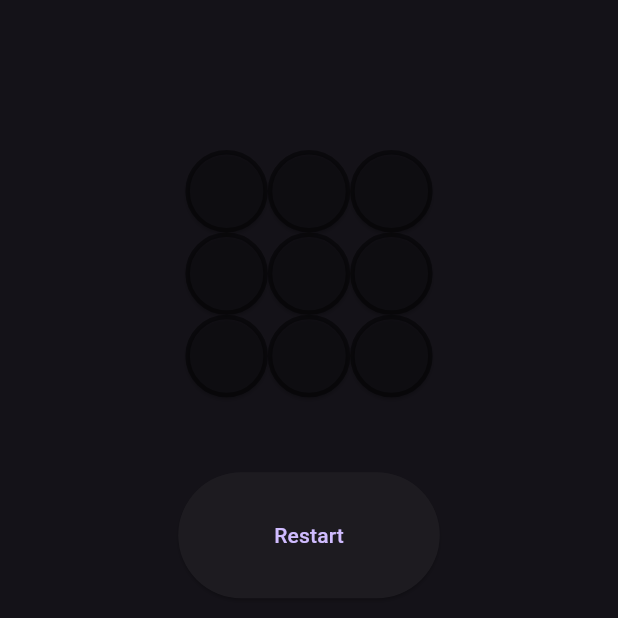
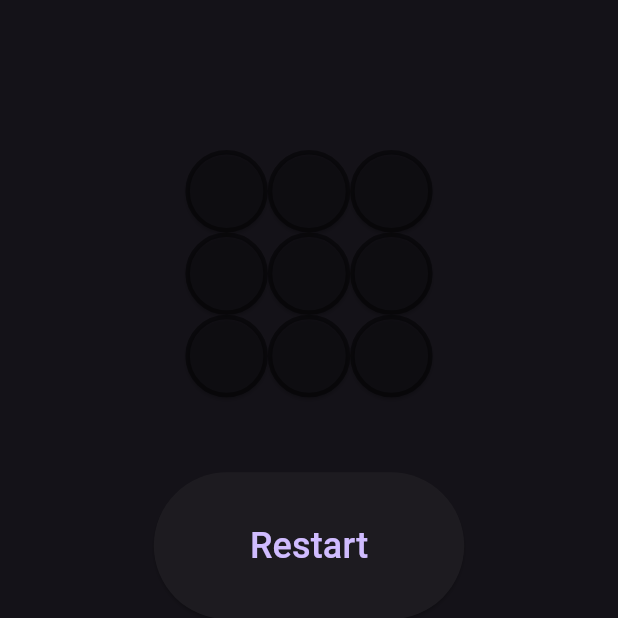
Before and after one commit to sousa-p/tic_tac_toe, a Flutter app: the screen it shows after launch, after a tap on "Restart", on a phone screen of 412 x 824 dp, the top half of it. Run offline on Flutter 3.47's test engine with Material 3 defaults, Android fonts, the phone set to English and light mode, and no system bars; our stand-ins replace confetti.

Commit message:
Feature alert and confetti of victory

```diff
--- a/lib/controllers/board_controller.dart
+++ b/lib/controllers/board_controller.dart
@@ -1,3 +1,4 @@
+import 'package:flutter/material.dart';
 import 'package:tic_tac_toe/models/board_model.dart';
 
 class BoardController {
@@ -37,7 +38,6 @@ class BoardController {
 
   String? whoWins() {
     if (countFilledParts() > 5) return null;
-    if (itsADraw()) return 'Draw';
 
     const List<List<int>> winCombinations = [
       [0, 1, 2],
@@ -55,9 +55,10 @@ class BoardController {
       String p1 = getSymbol(c[1]);
       String p2 = getSymbol(c[2]);
 
-      if (p0.isNotEmpty && p0 == p1 && p1 == p2) return p0;
+      if (p0.isNotEmpty && p0 == p1 && p1 == p2) return p0.toUpperCase();
     }
 
+    if (itsADraw()) return 'Draw';
     return null;
   }
 
--- a/lib/views/components/board_component.dart
+++ b/lib/views/components/board_component.dart
@@ -1,6 +1,10 @@
 import 'package:flutter/material.dart';
 import 'package:tic_tac_toe/controllers/board_controller.dart';
+import 'package:tic_tac_toe/views/components/alert_component.dart';
+import 'package:tic_tac_toe/views/components/confetti_component.dart';
 import 'package:tic_tac_toe/views/components/part_board_component.dart';
+import 'package:tic_tac_toe/views/components/restart_button_component.dart';
+import 'package:confetti/confetti.dart';
 
 class BoardComponent extends StatefulWidget {
   const BoardComponent({super.key});
@@ -10,13 +14,50 @@ class BoardComponent extends StatefulWidget {
 }
 
 class _BoardComponentState extends State<BoardComponent> {
+  late ConfettiController _confettiController;
   final BoardController controller = BoardController();
+
+  @override
+  void initState() {
+    super.initState();
+    _confettiController = ConfettiController(duration: const Duration(seconds: 2));
+  }
+
+  @override
+  void dispose() {
+    _confettiController.dispose();
+    super.dispose();
+  }
 
   void handleClick(int index) {
     setState(() {
-      if (controller.isPartEmpty(index)) controller.markPart(index);
-      controller.resultOfPlay();
+      if (!controller.model.gameIsOver) {
+        if (controller.isPartEmpty(index)) controller.markPart(index);
+        controller.resultOfPlay();
+
+        if (controller.model.winner != null && controller.model.winner != 'Draw') winScene();
+      }
     });
+  }
+
+  void winScene() {
+    showWinAlert();
+    _confettiController.play();
+  }
+
+  void handleRestartClick() {
+    setState(() {
+      controller.restart();
+    });
+  }
+
+  void showWinAlert() {
+    showDialog(
+      context: context,
+      builder: (BuildContext context) {
+        return AlertComponent(title: '${controller.model.winner} wins!', description: 'Congratulations on you win!');
+      },
+    );
   }
 
   @override
@@ -25,7 +66,8 @@ class _BoardComponentState extends State<BoardComponent> {
 
     return Column(
       children: [
-        if (controller.model.gameIsOver) Text(controller.model.winner!),
+        ConfettiComponent(alignment: Alignment.centerLeft, confettiController: _confettiController),
+        ConfettiComponent(alignment: Alignment.centerRight, confettiController: _confettiController),
         const SizedBox(
           height: 100,
         ),
@@ -46,18 +88,7 @@ class _BoardComponentState extends State<BoardComponent> {
         const SizedBox(
           height: 50,
         ),
-        ElevatedButton(
-          onPressed: () {
-            setState(() {
-              controller.restart();
-            });
-          },
-          style: ElevatedButton.styleFrom(
-            padding: const EdgeInsets.symmetric(
-                horizontal: 64, vertical: 32), // Defina o preenchimento como 16.0 (ou o valor desejado)
-          ),
-          child: const Text('Restart'),
-        ),
+        RestartButtonComponent(onPressed: handleRestartClick),
         const SizedBox(
           height: 25,
         ),
--- /dev/null
+++ b/lib/views/components/confetti_component.dart
@@ -0,0 +1,24 @@
+import 'package:confetti/confetti.dart';
+import 'package:flutter/material.dart';
+
+class ConfettiComponent extends StatelessWidget {
+  final Alignment alignment;
+  final ConfettiController confettiController;
+  const ConfettiComponent({super.key, required this.alignment, required this.confettiController});
+
+  @override
+  Widget build(BuildContext context) {
+    return Align(
+      alignment: alignment,
+      child: ConfettiWidget(
+        confettiController: confettiController,
+        blastDirection: 90,
+        blastDirectionality: BlastDirectionality.explosive,
+        emissionFrequency: .5,
+        minimumSize: const Size(10, 10),
+        maximumSize: const Size(50, 50),
+        gravity: .9,
+      ),
+    );
+  }
+}
--- a/lib/views/components/part_board_component.dart
+++ b/lib/views/components/part_board_component.dart
@@ -15,8 +15,8 @@ class PartBoardComponent extends StatelessWidget {
         onTap(index);
       },
       style: ElevatedButton.styleFrom(
-        side: const BorderSide(color: Colors.black45, width: 3), // Define a borda fina com a cor vermelha
-        backgroundColor: Colors.transparent, // Define a cor de fundo do botão como verde
+        side: const BorderSide(color: Colors.black45, width: 3),
+        backgroundColor: Colors.transparent,
       ),
       child: SymbolComponent(symbol: symbol),
     );
--- /dev/null
+++ b/lib/views/components/restart_button_component.dart
@@ -0,0 +1,21 @@
+import 'package:flutter/material.dart';
+
+class RestartButtonComponent extends StatelessWidget {
+  final Function() onPressed;
+
+  const RestartButtonComponent({super.key, required this.onPressed});
+
+  @override
+  Widget build(BuildContext context) {
+    return ElevatedButton(
+      onPressed: onPressed,
+      style: ElevatedButton.styleFrom(
+        padding: const EdgeInsets.symmetric(horizontal: 64, vertical: 32),
+      ),
+      child: const Text(
+        'Restart',
+        style: TextStyle(fontSize: 24),
+      ),
+    );
+  }
+}
--- a/lib/views/components/symbol_component.dart
+++ b/lib/views/components/symbol_component.dart
@@ -13,7 +13,7 @@ class SymbolComponent extends StatelessWidget {
           : Center(
               child: Text(
                 symbol,
-                style: const TextStyle(fontSize: 72), // Defina o tamanho da fonte como 24 (ou o tamanho desejado)
+                style: const TextStyle(fontSize: 72),
               ),
             ),
     );
--- a/pubspec.yaml
+++ b/pubspec.yaml
@@ -35,6 +35,7 @@ dependencies:
   # The following adds the Cupertino Icons font to your application.
   # Use with the CupertinoIcons class for iOS style icons.
   cupertino_icons: ^1.0.2
+  confetti: ^0.7.0
 
 dev_dependencies:
   flutter_test:
```
Also changed, not shown: lib/views/components/alert_component.dart (added, +24 -0 lines), pubspec.lock.
